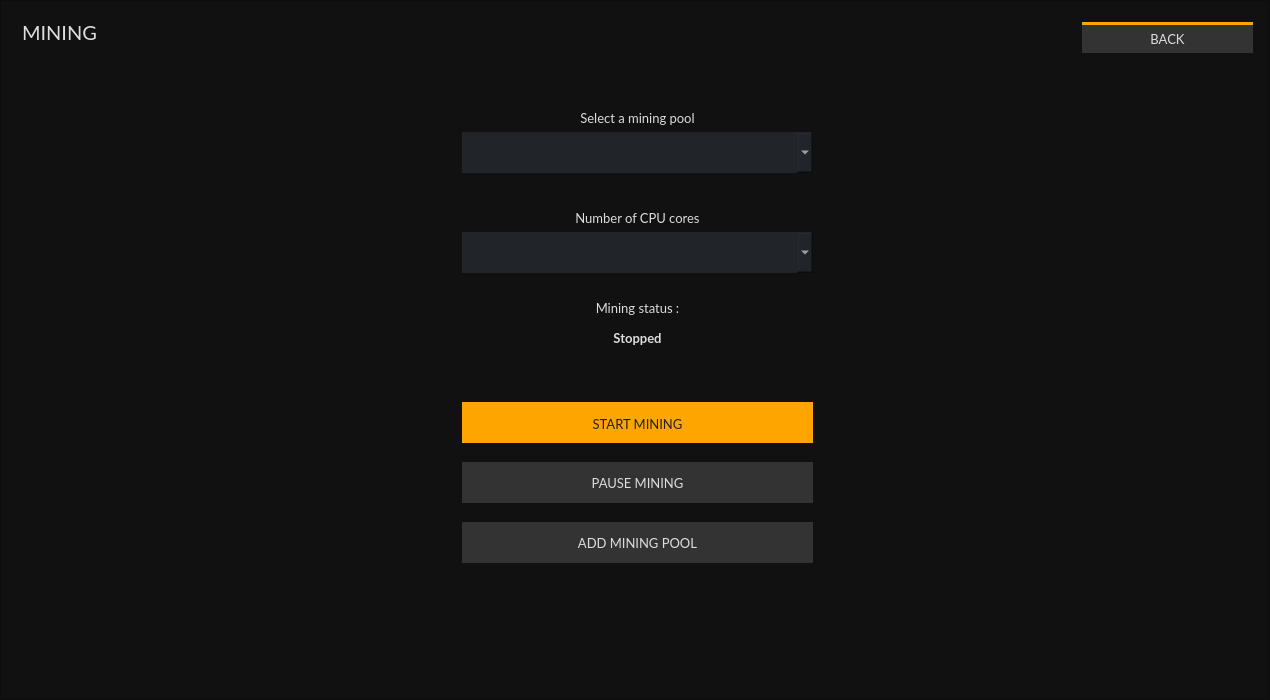
Before: the Qt Designer form src/gui/ui/miningframe.ui in ConcealNetwork/conceal-desktop, drawn with Qt 5.
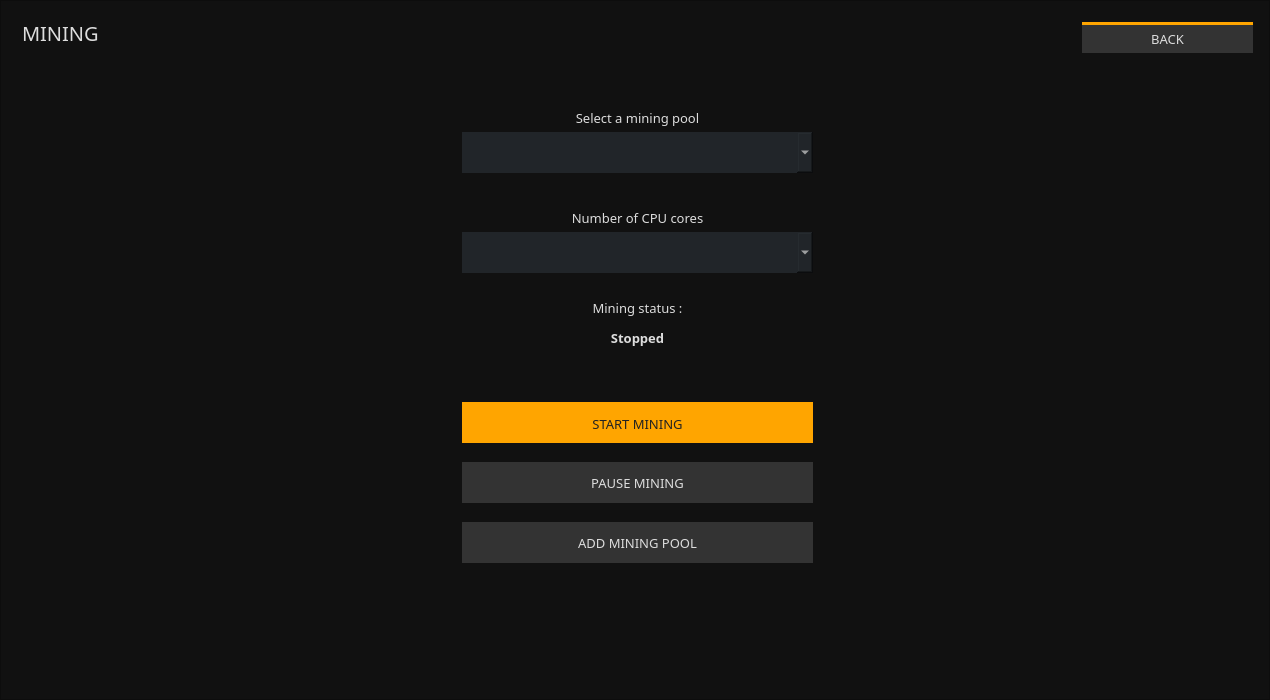
After: the same form once the commit is applied.

What changed in the file:
```diff
--- a/src/gui/ui/miningframe.ui
+++ b/src/gui/ui/miningframe.ui
@@ -12,7 +12,7 @@
   </property>
   <property name="font">
    <font>
-    <family>Lato</family>
+    <family>Raleway</family>
     <pointsize>9</pointsize>
    </font>
   </property>
@@ -49,14 +49,14 @@
       </property>
       <property name="font">
        <font>
-        <family>Lato</family>
+        <family>Raleway</family>
         <pointsize>-1</pointsize>
        </font>
       </property>
       <property name="styleSheet">
        <string notr="true">color: #ddd; 
 font-size: 20px;
-font-family: Lato;</string>
+font-family: Raleway;</string>
       </property>
       <property name="text">
        <string>MINING</string>
@@ -73,7 +73,7 @@
       </property>
       <property name="font">
        <font>
-        <family>Lato</family>
+        <family>Raleway</family>
         <pointsize>10</pointsize>
        </font>
       </property>
@@ -123,7 +123,7 @@
       </property>
       <property name="font">
        <font>
-        <family>Lato</family>
+        <family>Raleway</family>
         <pointsize>10</pointsize>
        </font>
       </property>
@@ -170,7 +170,7 @@
       </property>
       <property name="font">
        <font>
-        <family>Lato</family>
+        <family>Raleway</family>
         <pointsize>10</pointsize>
        </font>
       </property>
@@ -193,7 +193,7 @@
       </property>
       <property name="font">
        <font>
-        <family>Lato</family>
+        <family>Raleway</family>
         <pointsize>10</pointsize>
        </font>
       </property>
@@ -218,7 +218,7 @@
       </property>
       <property name="font">
        <font>
-        <family>Lato</family>
+        <family>Raleway</family>
         <pointsize>10</pointsize>
         <weight>75</weight>
         <bold>true</bold>
@@ -245,7 +245,7 @@
       </property>
       <property name="font">
        <font>
-        <family>Lato</family>
+        <family>Raleway</family>
         <pointsize>10</pointsize>
        </font>
       </property>
@@ -277,7 +277,7 @@
       </property>
       <property name="font">
        <font>
-        <family>Lato</family>
+        <family>Raleway</family>
         <pointsize>10</pointsize>
        </font>
       </property>
@@ -309,7 +309,7 @@
       </property>
       <property name="font">
        <font>
-        <family>Lato</family>
+        <family>Raleway</family>
         <pointsize>10</pointsize>
        </font>
       </property>
```
Left out of the diff: 4 changed lines with no effect on the pictures.
